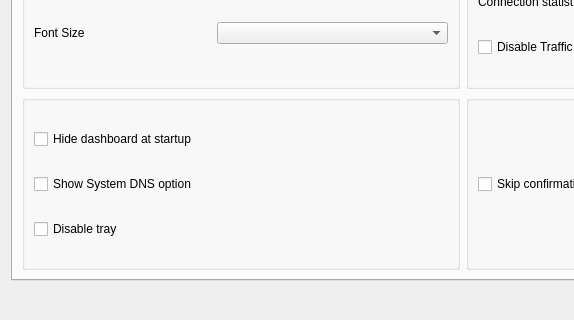
Before: the Qt Designer form include/ui/setting/dialog_basic_settings.ui in ChernyshovA/Throne, drawn with Qt 5; both pictures show x 0 to 574 and y 314 to 634 of the 925 by 634 pixel window.
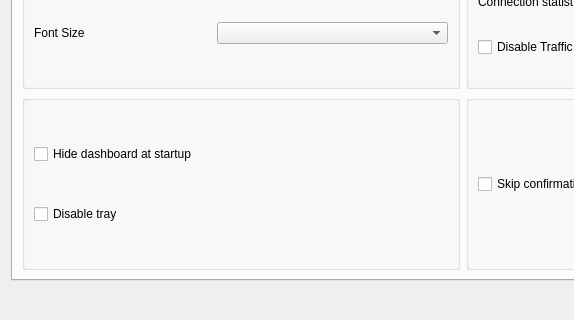
After: the same form once the commit is applied. The open tabs and pages were chosen to show the change. Custom widgets are drawn as their Qt base class.

```diff
--- a/include/ui/setting/dialog_basic_settings.ui
+++ b/include/ui/setting/dialog_basic_settings.ui
@@ -703,13 +703,6 @@
               </property>
              </widget>
             </item>
-            <item>
-             <widget class="QCheckBox" name="show_sys_dns">
-              <property name="text">
-               <string>Show System DNS option</string>
-              </property>
-             </widget>
-            </item>
             <item>
              <widget class="QCheckBox" name="disable_tray">
               <property name="sizePolicy">
```
